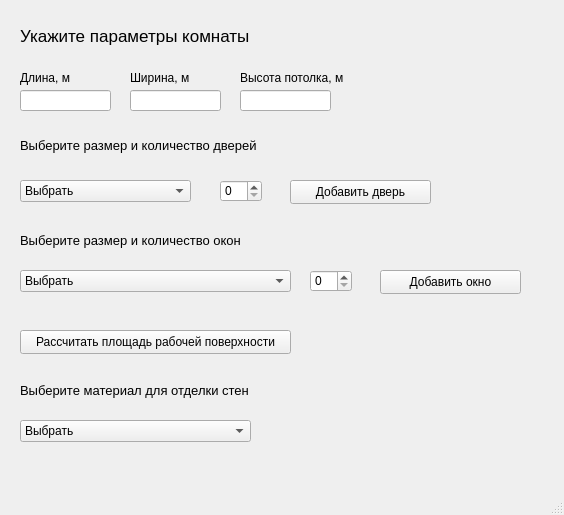
Old version of the form UserInterfaces/mainwindow.ui in the repository makeentosch/irnituProject.
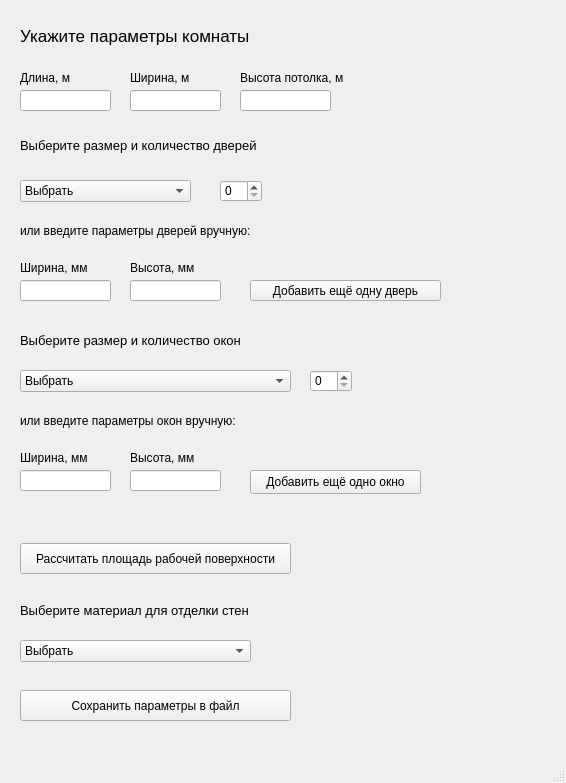
New version of the form.

What changed in the file:
```diff
--- a/UserInterfaces/mainwindow.ui
+++ b/UserInterfaces/mainwindow.ui
@@ -6,8 +6,8 @@
    <rect>
     <x>0</x>
     <y>0</y>
-    <width>564</width>
-    <height>515</height>
+    <width>566</width>
+    <height>783</height>
    </rect>
   </property>
   <property name="windowTitle">
@@ -105,9 +105,9 @@
     <property name="geometry">
      <rect>
       <x>20</x>
-      <y>330</y>
+      <y>543</y>
       <width>271</width>
-      <height>24</height>
+      <height>31</height>
      </rect>
     </property>
     <property name="text">
@@ -118,7 +118,7 @@
     <property name="geometry">
      <rect>
       <x>310</x>
-      <y>330</y>
+      <y>550</y>
       <width>111</width>
       <height>21</height>
      </rect>
@@ -142,7 +142,7 @@
     <property name="geometry">
      <rect>
       <x>20</x>
-      <y>380</y>
+      <y>600</y>
       <width>311</width>
       <height>21</height>
      </rect>
@@ -160,7 +160,7 @@
     <property name="geometry">
      <rect>
       <x>20</x>
-      <y>420</y>
+      <y>640</y>
       <width>231</width>
       <height>22</height>
      </rect>
@@ -223,7 +223,7 @@
     <property name="geometry">
      <rect>
       <x>20</x>
-      <y>230</y>
+      <y>330</y>
       <width>321</width>
       <height>21</height>
      </rect>
@@ -241,7 +241,7 @@
     <property name="geometry">
      <rect>
       <x>310</x>
-      <y>270</y>
+      <y>370</y>
       <width>42</width>
       <height>22</height>
      </rect>
@@ -286,7 +286,7 @@
     <property name="geometry">
      <rect>
       <x>20</x>
-      <y>270</y>
+      <y>370</y>
       <width>271</width>
       <height>22</height>
      </rect>
@@ -315,27 +315,168 @@
    <widget class="QPushButton" name="btnAdd1">
     <property name="geometry">
      <rect>
-      <x>290</x>
-      <y>180</y>
-      <width>141</width>
-      <height>24</height>
+      <x>250</x>
+      <y>280</y>
+      <width>191</width>
+      <height>21</height>
      </rect>
     </property>
     <property name="text">
-     <string>Добавить дверь</string>
+     <string>Добавить ещё одну дверь</string>
     </property>
    </widget>
    <widget class="QPushButton" name="btnAdd2">
     <property name="geometry">
      <rect>
-      <x>380</x>
-      <y>270</y>
-      <width>141</width>
+      <x>250</x>
+      <y>470</y>
+      <width>171</width>
       <height>24</height>
      </rect>
     </property>
     <property name="text">
-     <string>Добавить окно</string>
+     <string>Добавить ещё одно окно</string>
+    </property>
+   </widget>
+   <widget class="QLabel" name="label_8">
+    <property name="geometry">
+     <rect>
+      <x>20</x>
+      <y>220</y>
+      <width>301</width>
+      <height>21</height>
+     </rect>
+    </property>
+    <property name="font">
+     <font>
+      <pointsize>9</pointsize>
+     </font>
+    </property>
+    <property name="text">
+     <string>или введите параметры дверей вручную:</string>
+    </property>
+   </widget>
+   <widget class="QLabel" name="label_6">
+    <property name="geometry">
+     <rect>
+      <x>130</x>
+      <y>260</y>
+      <width>81</width>
+      <height>16</height>
+     </rect>
+    </property>
+    <property name="text">
+     <string>Высота, мм</string>
+    </property>
+   </widget>
+   <widget class="QLineEdit" name="inputDoorHeight">
+    <property name="geometry">
+     <rect>
+      <x>130</x>
+      <y>280</y>
+      <width>91</width>
+      <height>21</height>
+     </rect>
+    </property>
+   </widget>
+   <widget class="QLineEdit" name="inputDoorWidth">
+    <property name="geometry">
+     <rect>
+      <x>20</x>
+      <y>280</y>
+      <width>91</width>
+      <height>21</height>
+     </rect>
+    </property>
+   </widget>
+   <widget class="QLabel" name="label_9">
+    <property name="geometry">
+     <rect>
+      <x>20</x>
+      <y>260</y>
+      <width>71</width>
+      <height>16</height>
+     </rect>
+    </property>
+    <property name="text">
+     <string>Ширина, мм</string>
+    </property>
+   </widget>
+   <widget class="QLineEdit" name="inputWindowWidth">
+    <property name="geometry">
+     <rect>
+      <x>20</x>
+      <y>470</y>
+      <width>91</width>
+      <height>21</height>
+     </rect>
+    </property>
+   </widget>
+   <widget class="QLineEdit" name="inputWindowHeight">
+    <property name="geometry">
+     <rect>
+      <x>130</x>
+      <y>470</y>
+      <width>91</width>
+      <height>21</height>
+     </rect>
+    </property>
+   </widget>
+   <widget class="QLabel" name="label_11">
+    <property name="geometry">
+     <rect>
+      <x>20</x>
+      <y>450</y>
+      <width>71</width>
+      <height>16</height>
+     </rect>
+    </property>
+    <property name="text">
+     <string>Ширина, мм</string>
+    </property>
+   </widget>
+   <widget class="QLabel" name="label_12">
+    <property name="geometry">
+     <rect>
+      <x>130</x>
+      <y>450</y>
+      <width>81</width>
+      <height>16</height>
+     </rect>
+    </property>
+    <property name="text">
+     <string>Высота, мм</string>
+    </property>
+   </widget>
+   <widget class="QLabel" name="label_13">
+    <property name="geometry">
+     <rect>
+      <x>20</x>
+      <y>410</y>
+      <width>291</width>
+      <height>21</height>
+     </rect>
+    </property>
+    <property name="font">
+     <font>
+      <pointsize>9</pointsize>
+     </font>
+    </property>
+    <property name="text">
+     <string>или введите параметры окон вручную:</string>
+    </property>
+   </widget>
+   <widget class="QPushButton" name="btnSave">
+    <property name="geometry">
+     <rect>
+      <x>20</x>
+      <y>690</y>
+      <width>271</width>
+      <height>31</height>
+     </rect>
+    </property>
+    <property name="text">
+     <string>Сохранить параметры в файл</string>
     </property>
    </widget>
   </widget>
```
Left out of the diff: 2 changed lines with no effect on the pictures.
